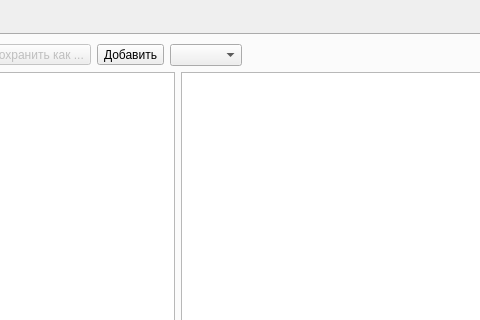
Qt form gestures/gestures_window.ui (mashka-kashka/robot) before a commit; both pictures show x 251 to 731 and y 0 to 320 of the 864 by 667 pixel window.
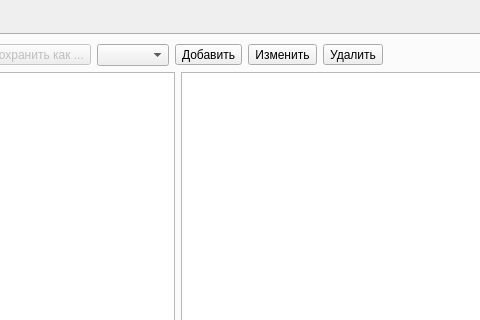
The same form after that commit. Icons and pictures are not drawn.

What changed in the file:
```diff
--- a/gestures/gestures_window.ui
+++ b/gestures/gestures_window.ui
@@ -270,20 +270,6 @@
              </property>
             </widget>
            </item>
-           <item>
-            <widget class="QToolButton" name="tb_add_sample">
-             <property name="text">
-              <string>Добавить</string>
-             </property>
-             <property name="icon">
-              <iconset>
-               <normaloff>icons/download.png</normaloff>icons/download.png</iconset>
-             </property>
-             <property name="toolButtonStyle">
-              <enum>Qt::ToolButtonTextBesideIcon</enum>
-             </property>
-            </widget>
-           </item>
            <item>
             <widget class="QComboBox" name="cb_gestures">
              <property name="sizePolicy">
@@ -292,6 +278,12 @@
                <verstretch>0</verstretch>
               </sizepolicy>
              </property>
+             <property name="maximumSize">
+              <size>
+               <width>80</width>
+               <height>16777215</height>
+              </size>
+             </property>
              <property name="styleSheet">
               <string notr="true">font: 18pt &quot;Noto Color Emoji&quot;;</string>
              </property>
@@ -306,6 +298,48 @@
              </property>
             </widget>
            </item>
+           <item>
+            <widget class="QToolButton" name="tb_add_sample">
+             <property name="text">
+              <string>Добавить</string>
+             </property>
+             <property name="icon">
+              <iconset>
+               <normaloff>icons/download.png</normaloff>icons/download.png</iconset>
+             </property>
+             <property name="toolButtonStyle">
+              <enum>Qt::ToolButtonTextBesideIcon</enum>
+             </property>
+            </widget>
+           </item>
+           <item>
+            <widget class="QToolButton" name="tb_edit_sample">
+             <property name="text">
+              <string>Изменить</string>
+             </property>
+             <property name="icon">
+              <iconset>
+               <normaloff>icons/edit.png</normaloff>icons/edit.png</iconset>
+             </property>
+             <property name="toolButtonStyle">
+              <enum>Qt::ToolButtonTextBesideIcon</enum>
+             </property>
+            </widget>
+           </item>
+           <item>
+            <widget class="QToolButton" name="tb_delete_sample">
+             <property name="text">
+              <string>Удалить</string>
+             </property>
+             <property name="icon">
+              <iconset>
+               <normaloff>icons/delete.png</normaloff>icons/delete.png</iconset>
+             </property>
+             <property name="toolButtonStyle">
+              <enum>Qt::ToolButtonTextBesideIcon</enum>
+             </property>
+            </widget>
+           </item>
            <item>
             <spacer name="horizontalSpacer_2">
              <property name="orientation">
```
Left out of the diff: 57 changed lines with no effect on the pictures.
